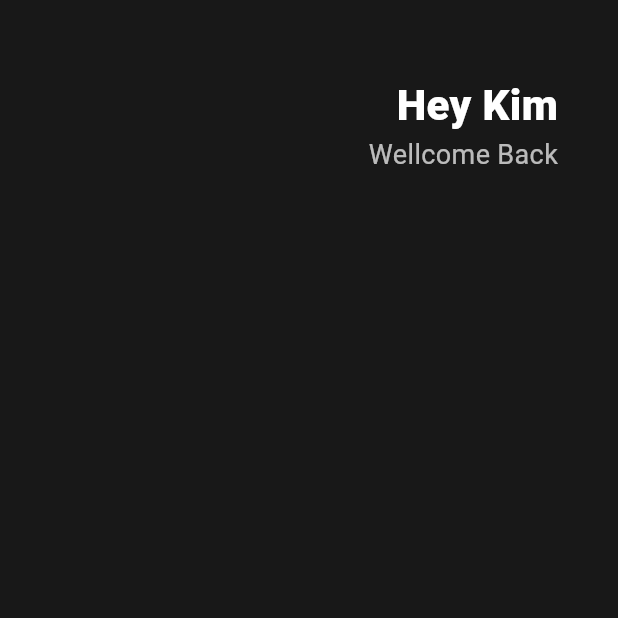
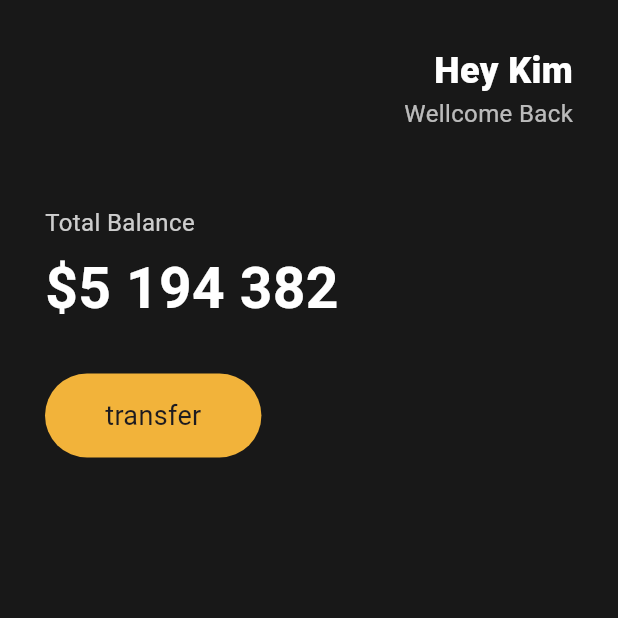
Before and after one commit to pvvng/learn-flutter, a Flutter app: the screen it shows after launch, on a phone screen of 412 x 824 dp, the top half of it. Run offline on Flutter 3.47's test engine with Material 3 defaults, Android fonts, the phone set to English and light mode, and no system bars.

Commit message:
button section : Container widget, BoxDecoration widget

```diff
--- a/lib/main.dart
+++ b/lib/main.dart
@@ -22,11 +22,12 @@ class MyApp extends StatelessWidget {
         backgroundColor: Color(0xFF181818),
         // Column -> 상하로 쌓기
         body: Padding(
-            padding: EdgeInsets.symmetric(horizontal: 40),
+            padding: EdgeInsets.symmetric(horizontal: 30),
             child: Column(
+              crossAxisAlignment: CrossAxisAlignment.start,
               children: [
                 SizedBox(
-                  height: 50,
+                  height: 30,
                 ),
                 // Row -> 좌우로 정렬
                 Row(
@@ -40,17 +41,63 @@ class MyApp extends StatelessWidget {
                           "Hey Kim",
                           style: TextStyle(
                               color: Colors.white,
-                              fontSize: 28,
+                              fontSize: 24,
                               fontWeight: FontWeight.w800),
                         ),
                         Text(
                           "Wellcome Back",
                           style: TextStyle(
                             color: Colors.white.withAlpha(180),
+                            fontSize: 16,
+                          ),
+                        ),
+                      ],
+                    ),
+                  ],
+                ),
+                SizedBox(
+                  height: 50,
+                ),
+                Text(
+                  "Total Balance",
+                  style: TextStyle(
+                    color: Colors.white.withAlpha(200),
+                    fontSize: 16,
+                  ),
+                ),
+                SizedBox(
+                  height: 5,
+                ),
+                Text(
+                  "\$5 194 382",
+                  style: TextStyle(
+                      color: Colors.white,
+                      fontWeight: FontWeight.w700,
+                      fontSize: 38),
+                ),
+                SizedBox(
+                  height: 30,
+                ),
+                Row(
+                  // mainAxisAlignment: MainAxisAlignment.center,
+                  children: [
+                    Container(
+                      decoration: BoxDecoration(
+                        color: Color(0xFFF2B33A),
+                        borderRadius: BorderRadius.circular(35),
+                      ),
+                      child: Padding(
+                        padding: EdgeInsets.symmetric(
+                          vertical: 15,
+                          horizontal: 40,
+                        ),
+                        child: Text(
+                          "transfer",
+                          style: TextStyle(
                             fontSize: 18,
                           ),
                         ),
-                      ],
+                      ),
                     ),
                   ],
                 ),
```
